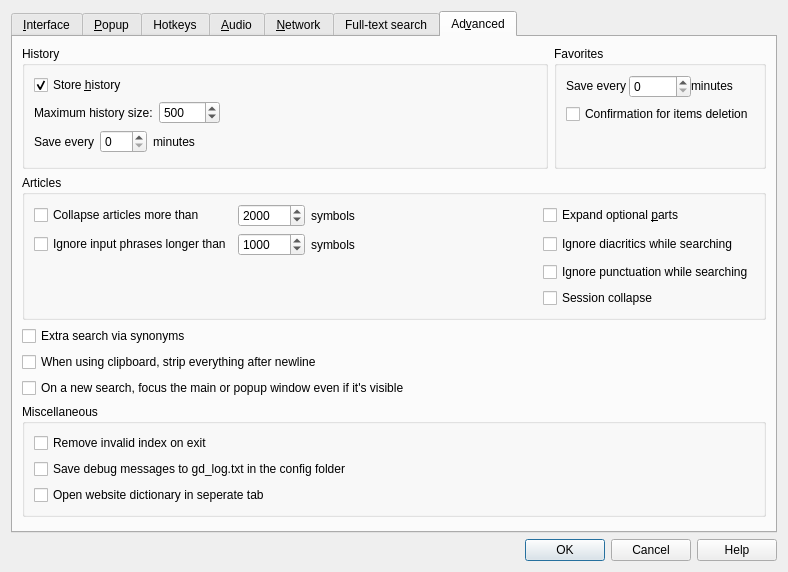
xiaoyifang/goldendict-ng, file src/ui/preferences.ui: the form before one commit.
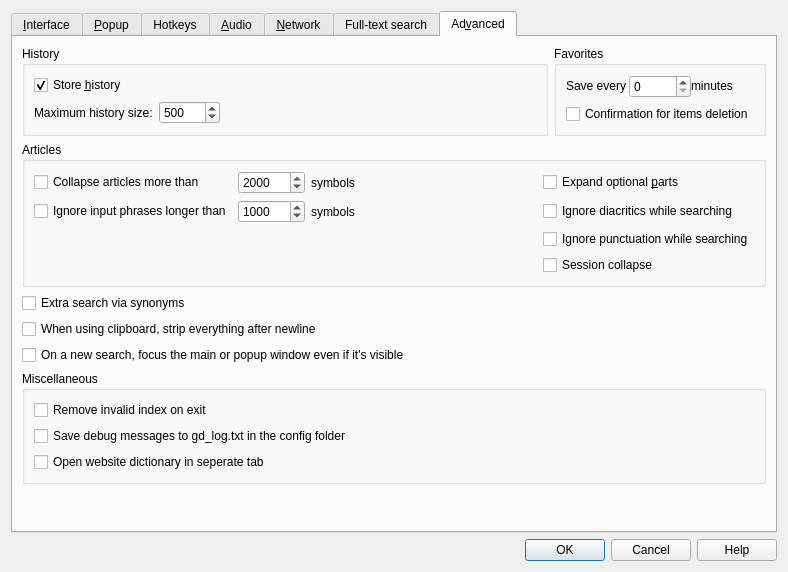
The form after the commit. The open tabs and pages were chosen to show the change. Icons and pictures are not drawn.

Commit message:
feat(history): Remove history auto-save feature
- Delete history save interval configuration option
- Remove history timer related code

The edit to the form file:
```diff
--- a/src/ui/preferences.ui
+++ b/src/ui/preferences.ui
@@ -1705,66 +1705,6 @@
               </item>
              </layout>
             </item>
-            <item>
-             <layout class="QHBoxLayout" name="horizontalLayout_10">
-              <item>
-               <widget class="QLabel" name="label_10">
-                <property name="toolTip">
-                 <string>History saving interval. If set to 0 history will be saved only during exit.</string>
-                </property>
-                <property name="statusTip">
-                 <string/>
-                </property>
-                <property name="text">
-                 <string>Save every</string>
-                </property>
-               </widget>
-              </item>
-              <item>
-               <widget class="QSpinBox" name="historySaveIntervalField">
-                <property name="statusTip">
-                 <string/>
-                </property>
-                <property name="maximum">
-                 <number>120</number>
-                </property>
-               </widget>
-              </item>
-              <item>
-               <widget class="QLabel" name="label_11">
-                <property name="text">
-                 <string>minutes</string>
-                </property>
-               </widget>
-              </item>
-              <item>
-               <spacer name="horizontalSpacer_9">
-                <property name="orientation">
-                 <enum>Qt::Horizontal</enum>
-                </property>
-                <property name="sizeHint" stdset="0">
-                 <size>
-                  <width>40</width>
-                  <height>20</height>
-                 </size>
-                </property>
-               </spacer>
-              </item>
-             </layout>
-            </item>
-            <item>
-             <spacer name="verticalSpacer_8">
-              <property name="orientation">
-               <enum>Qt::Vertical</enum>
-              </property>
-              <property name="sizeHint" stdset="0">
-               <size>
-                <width>20</width>
-                <height>40</height>
-               </size>
-              </property>
-             </spacer>
-            </item>
            </layout>
           </widget>
          </item>
@@ -1827,19 +1767,6 @@
               </property>
              </widget>
             </item>
-            <item>
-             <spacer name="verticalSpacer_4">
-              <property name="orientation">
-               <enum>Qt::Vertical</enum>
-              </property>
-              <property name="sizeHint" stdset="0">
-               <size>
-                <width>20</width>
-                <height>40</height>
-               </size>
-              </property>
-             </spacer>
-            </item>
            </layout>
           </widget>
          </item>
```
Left out of the diff: 11 changed lines with no effect on the pictures. The commit also changes 6 other files.
